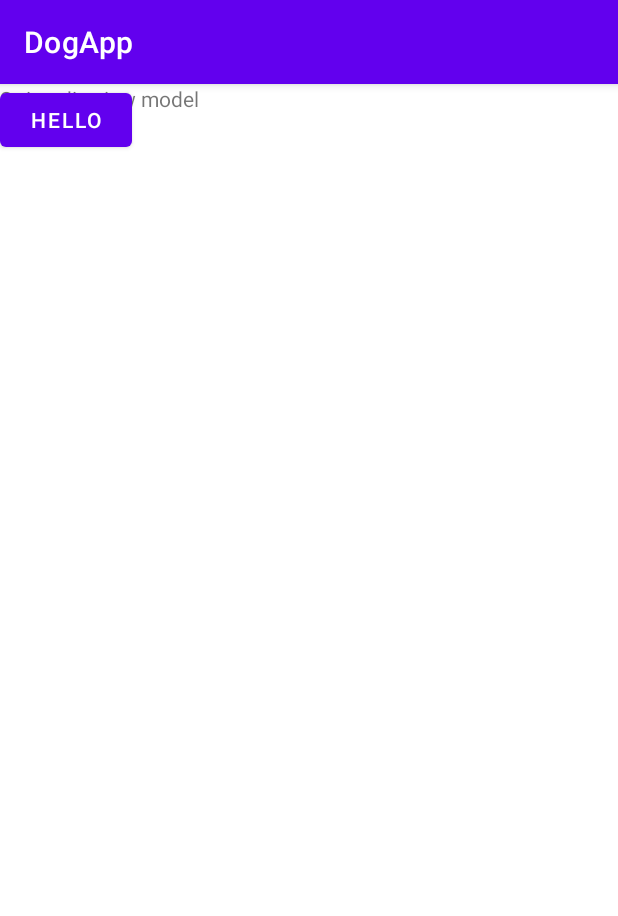
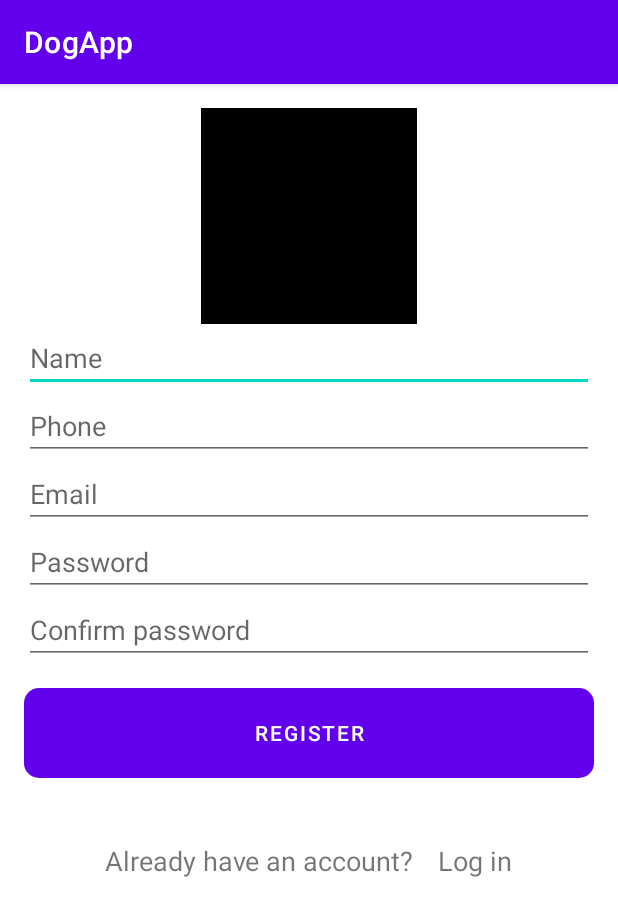
Before and after one commit to andreeabuzuriu11/DogApp, an Android app: the screen it shows after launch (MainActivity before the commit, RegisterActivity after it), after a tap on "HELLO", on a phone screen of 412 x 824 dp. Shown: the top 916 px of the screen. Run offline under Robolectric (Android 15) with nearby library versions, the phone set to English and light mode, and no system bars; our stand-ins replace data binding; libraries missing offline, so code that uses them is left out: android.view.

Commit message:
Created RegisterActivity with view model

```diff
--- a/app/src/main/AndroidManifest.xml
+++ b/app/src/main/AndroidManifest.xml
@@ -11,6 +11,9 @@
         android:supportsRtl="true"
         android:theme="@style/Theme.DogApp">
         <activity
+            android:name=".views.auth.RegisterActivity"
+            android:exported="false" />
+        <activity
             android:name=".views.MainActivity"
             android:exported="true">
             <intent-filter>
--- a/app/src/main/java/com/buzuriu/dogapp/viewModels/BaseViewModel.kt
+++ b/app/src/main/java/com/buzuriu/dogapp/viewModels/BaseViewModel.kt
@@ -5,9 +5,13 @@ import androidx.lifecycle.Lifecycle
 import androidx.lifecycle.LifecycleObserver
 import androidx.lifecycle.OnLifecycleEvent
 import androidx.lifecycle.ViewModel
+import com.buzuriu.dogapp.services.INavigationService
 import org.koin.core.component.KoinComponent
+import org.koin.core.component.inject
 
 open class BaseViewModel : ViewModel(), KoinComponent, LifecycleObserver {
+
+    val navigationService : INavigationService by inject()
 
     @OnLifecycleEvent(Lifecycle.Event.ON_CREATE)
     open fun onCreate() {
--- a/app/src/main/java/com/buzuriu/dogapp/viewModels/MainViewModel.kt
+++ b/app/src/main/java/com/buzuriu/dogapp/viewModels/MainViewModel.kt
@@ -1,10 +1,12 @@
 package com.buzuriu.dogapp.viewModels
+
+import com.buzuriu.dogapp.views.auth.RegisterActivity
 
 class MainViewModel : BaseViewModel() {
     var stringTest = "String din view model"
     var string2 = "123456"
 
     fun showSomething() {
-
+        navigationService.navigateToActivity(RegisterActivity::class.java)
     }
 }
--- /dev/null
+++ b/app/src/main/java/com/buzuriu/dogapp/viewModels/auth/RegisterViewModel.kt
@@ -0,0 +1,16 @@
+package com.buzuriu.dogapp.viewModels.auth
+
+import androidx.lifecycle.MutableLiveData
+import com.buzuriu.dogapp.viewModels.BaseViewModel
+
+class RegisterViewModel : BaseViewModel() {
+
+    var email = MutableLiveData("")
+    var password = MutableLiveData("")
+    var passwordRepeat = MutableLiveData("")
+
+    fun loginClick()
+    {
+
+    }
+}
--- /dev/null
+++ b/app/src/main/java/com/buzuriu/dogapp/views/auth/RegisterActivity.kt
@@ -0,0 +1,17 @@
+package com.buzuriu.dogapp.views.auth
+
+import androidx.appcompat.app.AppCompatActivity
+import android.os.Bundle
+import com.buzuriu.dogapp.R
+import com.buzuriu.dogapp.databinding.ActivityRegisterBinding
+import com.buzuriu.dogapp.viewModels.auth.RegisterViewModel
+import com.buzuriu.dogapp.views.base.BaseBoundActivity
+
+class RegisterActivity : BaseBoundActivity<RegisterViewModel, ActivityRegisterBinding>(RegisterViewModel::class.java) {
+    override val layoutId: Int
+        get() = R.layout.activity_register
+
+    override fun setupDataBinding(binding: ActivityRegisterBinding) {
+        binding.viewModel = mViewModel
+    }
+}
--- /dev/null
+++ b/app/src/main/res/drawable/rounded_button.xml
@@ -0,0 +1,6 @@
+<?xml version="1.0" encoding="utf-8"?>
+<shape xmlns:android="http://schemas.android.com/apk/res/android"
+    android:shape="rectangle" android:padding="10dp">
+    <solid android:color="#49C8FF"/>
+    <corners android:radius="10dp"/>
+</shape>
--- /dev/null
+++ b/app/src/main/res/layout/activity_register.xml
@@ -0,0 +1,138 @@
+<?xml version="1.0" encoding="utf-8"?>
+<layout xmlns:android="http://schemas.android.com/apk/res/android">
+
+    <data>
+
+        <import type="android.view.View" />
+
+        <variable
+            name="viewModel"
+            type="com.buzuriu.dogapp.viewModels.auth.RegisterViewModel" />
+    </data>
+
+    <RelativeLayout
+        android:layout_width="match_parent"
+        android:layout_height="match_parent">
+
+        <ScrollView
+            android:layout_width="match_parent"
+            android:layout_height="match_parent">
+
+            <RelativeLayout
+                android:layout_width="match_parent"
+                android:layout_height="wrap_content"
+                android:layout_marginHorizontal="@dimen/activity_horizontal_margin"
+                android:layout_marginVertical="@dimen/activity_vertical_margin">
+
+                <Button
+                    android:id="@+id/register_button"
+                    android:layout_width="match_parent"
+                    android:layout_height="60dp"
+                    android:layout_below="@id/register_fields_layout"
+                    android:layout_marginTop="@dimen/activity_vertical_margin"
+                    android:background="@drawable/rounded_button"
+                    android:text="@string/register_button_text"
+                    android:textColor="#ffffff" />
+
+
+                <ImageView
+                    android:id="@+id/image"
+                    android:layout_width="144dp"
+                    android:layout_height="144dp"
+                    android:layout_centerHorizontal="true"
+                    android:background="@color/black" />
+
+                <LinearLayout
+                    android:id="@+id/register_fields_layout"
+                    android:layout_width="match_parent"
+                    android:layout_height="wrap_content"
+                    android:layout_below="@id/image"
+                    android:orientation="vertical">
+
+
+                    <EditText
+                        android:id="@+id/edit_name"
+                        android:layout_width="match_parent"
+                        android:layout_height="wrap_content"
+                        android:hint="@string/name_hint"
+                        android:inputType="textPassword" />
+
+                    <EditText
+                        android:id="@+id/edit_phone_number"
+                        android:layout_width="match_parent"
+                        android:layout_height="wrap_content"
+                        android:hint="@string/phone_hint"
+                        android:inputType="textPassword" />
+
+                    <EditText
+                        android:id="@+id/edit_email_edit_text"
+                        android:layout_width="match_parent"
+                        android:layout_height="wrap_content"
+                        android:hint="@string/email_hint"
+                        android:inputType="textEmailAddress"
+                        android:text="@={viewModel.email}" />
+
+                    <EditText
+                        android:id="@+id/edit_password_edit_text"
+                        android:layout_width="match_parent"
+                        android:layout_height="wrap_content"
+                        android:hint="@string/password_hint"
+                        android:inputType="textPassword"
+                        android:text="@={viewModel.password}" />
+
+                    <EditText
+                        android:id="@+id/edit_confirm_password_edit_text"
+                        android:layout_width="match_parent"
+                        android:layout_height="wrap_content"
+                        android:hint="@string/confirm_password_hint"
+                        android:inputType="textPassword"
+                        android:text="@={viewModel.passwordRepeat}" />
+
+
+                </LinearLayout>
+
+                <LinearLayout
+                    android:id="@+id/already_registered_layout"
+                    android:layout_width="wrap_content"
+                    android:layout_height="wrap_content"
+                    android:layout_below="@id/register_button"
+                    android:layout_centerHorizontal="true"
+                    android:layout_marginTop="30dp"
+                    android:orientation="horizontal">
+
+                    <TextView
+                        android:layout_width="wrap_content"
+                        android:layout_height="wrap_content"
+                        android:text="@string/already_registered_hint"
+                        android:textSize="@dimen/normal_size" />
+
+                    <TextView
+                        android:layout_width="wrap_content"
+                        android:layout_height="@dimen/button_height"
+                        android:layout_marginStart="@dimen/activity_horizontal_margin"
+                        android:gravity="center"
+                        android:onClick="@{()->viewModel.loginClick()}"
+                        android:text="@string/login_text"
+                        android:textSize="@dimen/normal_size" />
+                </LinearLayout>
+            </RelativeLayout>
+        </ScrollView>
+
+        <RelativeLayout
+            android:id="@+id/loadingView"
+            android:layout_width="match_parent"
+            android:layout_height="match_parent"
+            android:background="@color/white_overlay"
+            android:orientation="vertical"
+            android:visibility="gone">
+
+
+            <ProgressBar
+                android:layout_width="150dp"
+                android:layout_height="150dp"
+                android:layout_centerInParent="true" />
+
+        </RelativeLayout>
+
+    </RelativeLayout>
+</layout>
--- a/app/src/main/res/values/colors.xml
+++ b/app/src/main/res/values/colors.xml
@@ -7,4 +7,5 @@
     <color name="teal_700">#FF018786</color>
     <color name="black">#FF000000</color>
     <color name="white">#FFFFFFFF</color>
+    <color name="white_overlay">#66ffffff</color>
 </resources>
--- /dev/null
+++ b/app/src/main/res/values/dimens.xml
@@ -0,0 +1,7 @@
+<?xml version="1.0" encoding="utf-8"?>
+<resources>
+    <dimen name="activity_horizontal_margin">16dp</dimen>
+    <dimen name="activity_vertical_margin">16dp</dimen>
+    <dimen name="normal_size">18dp</dimen>
+    <dimen name="button_height">50dp</dimen>
+</resources>
--- a/app/src/main/res/values/strings.xml
+++ b/app/src/main/res/values/strings.xml
@@ -1,3 +1,18 @@
 <resources>
     <string name="app_name">DogApp</string>
+    <!-- Strings used for authentication/login/forgot password -->
+    <string name="name_hint">Name</string>
+    <string name="phone_hint">Phone</string>
+    <string name="email_hint">Email</string>
+    <string name="password_hint">Password</string>
+    <string name="forget_password">Forget Password?</string>
+    <string name="login_text">Log in</string>
+    <string name="or_text">or</string>
+    <string name="dont_have_account">Don\'t have an account?</string>
+    <string name="register_button_text">Register</string>
+    <string name="confirm_password_hint">Confirm password</string>
+    <string name="already_registered_hint">Already have an account?</string>
+    <string name="forget_password_guid">We will use this email to send you link to reset password</string>
+    <string name="write_email_hint">Write your email</string>
+
 </resources>
```
